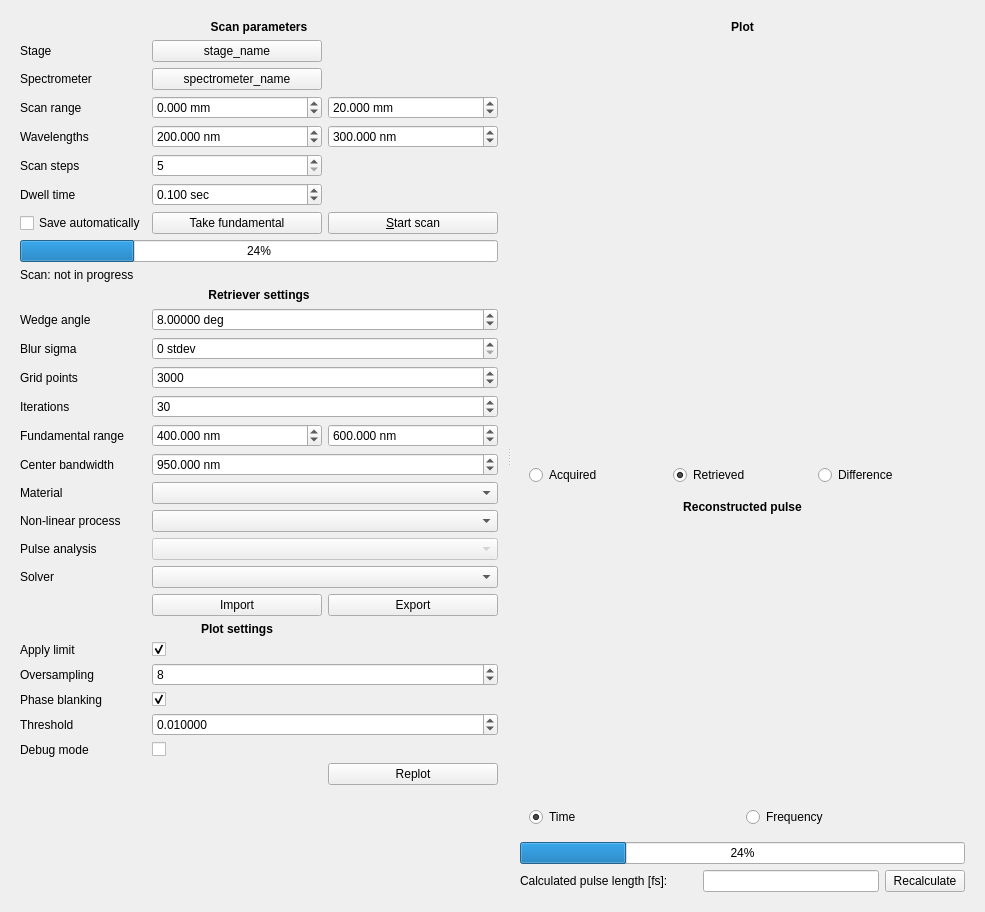
slactjohnson/las-dispersion-scan, file las_dispersion_scan/ui/main.ui: the form before one commit.
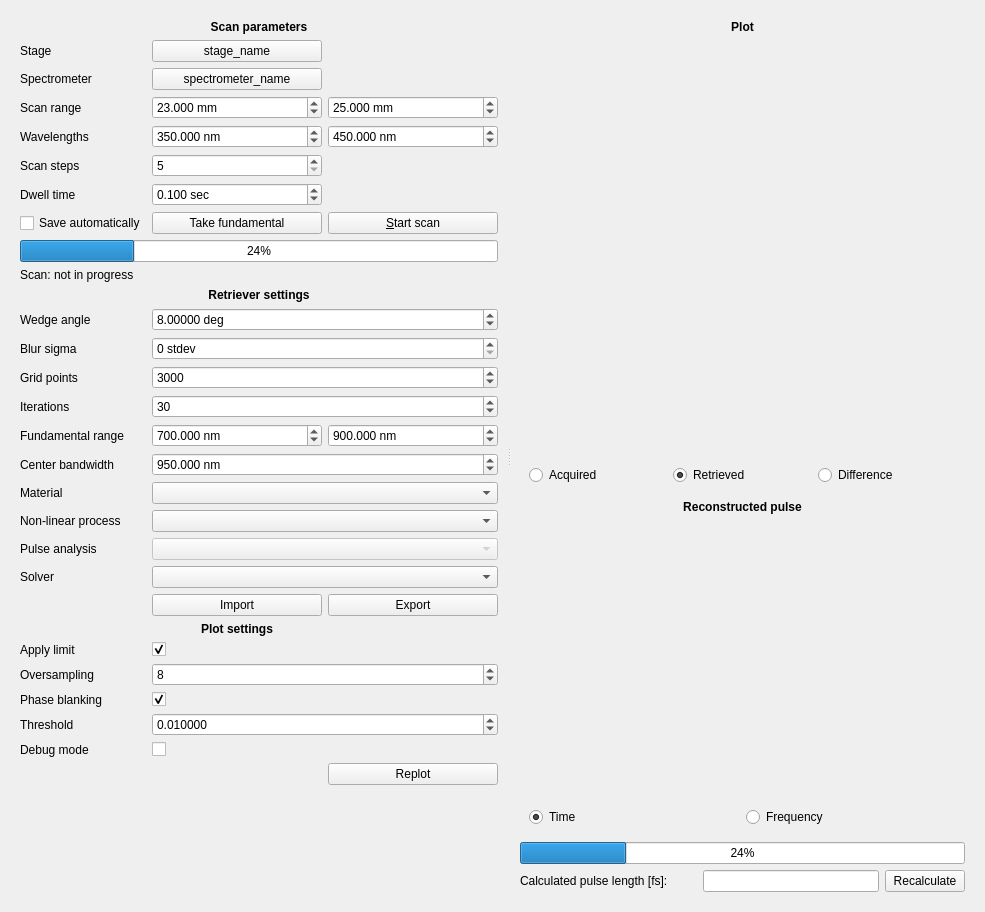
The form after the commit. Custom widgets are drawn as their Qt base class.

Commit message: MNT: tweak defaults for our XCS test

```diff
--- a/las_dispersion_scan/ui/main.ui
+++ b/las_dispersion_scan/ui/main.ui
@@ -155,7 +155,7 @@
           <double>10000000000.000000000000000</double>
          </property>
          <property name="value">
-          <double>20.000000000000000</double>
+          <double>25.000000000000000</double>
          </property>
         </widget>
        </item>
@@ -238,7 +238,7 @@
           <double>1000000.000000000000000</double>
          </property>
          <property name="value">
-          <double>200.000000000000000</double>
+          <double>350.000000000000000</double>
          </property>
         </widget>
        </item>
@@ -284,7 +284,7 @@
           <double>100000.000000000000000</double>
          </property>
          <property name="value">
-          <double>400.000000000000000</double>
+          <double>700.000000000000000</double>
          </property>
         </widget>
        </item>
@@ -338,7 +338,7 @@
           <double>10000000000.000000000000000</double>
          </property>
          <property name="value">
-          <double>0.000000000000000</double>
+          <double>23.000000000000000</double>
          </property>
         </widget>
        </item>
@@ -654,7 +654,7 @@
           <double>100000.000000000000000</double>
          </property>
          <property name="value">
-          <double>300.000000000000000</double>
+          <double>450.000000000000000</double>
          </property>
         </widget>
        </item>
@@ -673,7 +673,7 @@
           <double>1000000.000000000000000</double>
          </property>
          <property name="value">
-          <double>600.000000000000000</double>
+          <double>900.000000000000000</double>
          </property>
         </widget>
        </item>
@@ -1135,16 +1135,16 @@
   </layout>
  </widget>
  <customwidgets>
-  <customwidget>
-   <class>PyDMLabel</class>
-   <extends>QLabel</extends>
-   <header>pydm.widgets.label</header>
-  </customwidget>
   <customwidget>
    <class>TyphosRelatedSuiteButton</class>
    <extends>QPushButton</extends>
    <header>typhos.related_display</header>
   </customwidget>
+  <customwidget>
+   <class>PyDMLabel</class>
+   <extends>QLabel</extends>
+   <header>pydm.widgets.label</header>
+  </customwidget>
   <customwidget>
    <class>PlotWidget</class>
    <extends>QWidget</extends>
```
